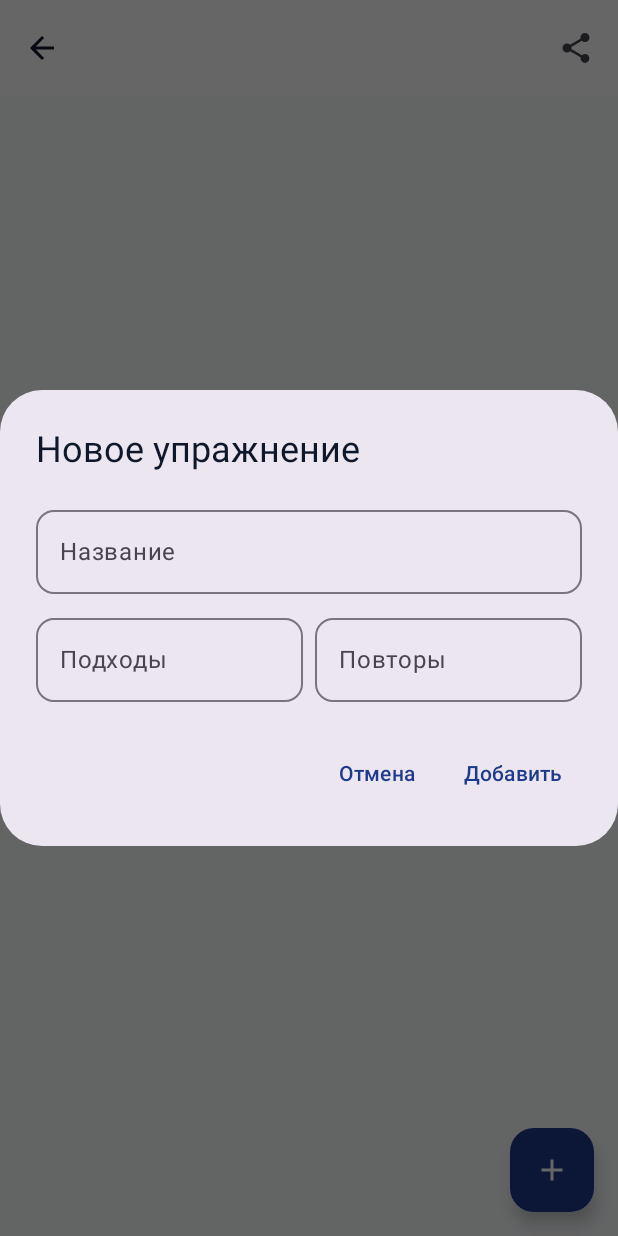
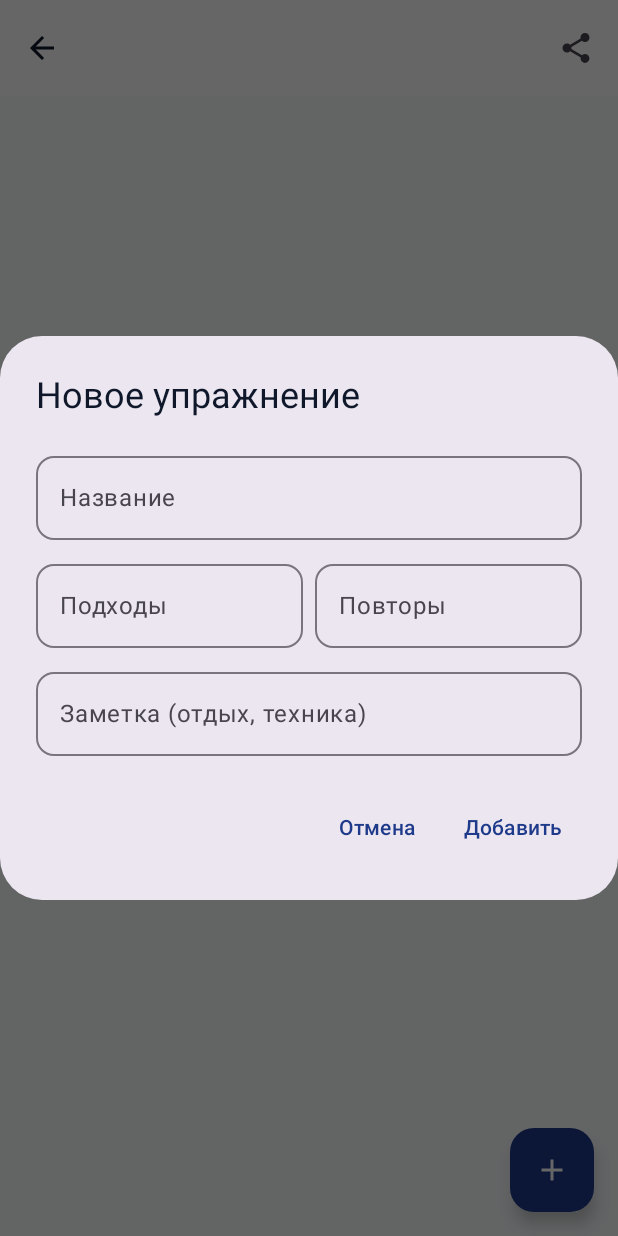
Before and after one commit to xrmstx/TrainerApp, an Android app built with Jetpack Compose: the composable WorkoutDetailScreen called with empty values, after a tap on "Добавить", on a phone screen of 412 x 824 dp. Run offline under Robolectric (Android 15) with nearby library versions, the phone set to English and light mode, and no system bars; our stand-ins replace Room's generated code.

Commit message:
Update WorkoutDetailScreen.kt

```diff
--- a/app/src/main/java/com/example/trainerapp/ui/screens/WorkoutDetailScreen.kt
+++ b/app/src/main/java/com/example/trainerapp/ui/screens/WorkoutDetailScreen.kt
@@ -35,17 +35,11 @@ class WorkoutDetailViewModel(application: Application, val workoutId: Long) : An
     private val _exercises = MutableStateFlow<List<TemplateExercise>>(emptyList())
     val exercises: StateFlow<List<TemplateExercise>> = _exercises.asStateFlow()
     private val _blockId = MutableStateFlow<Long?>(null)
-    val blockId: StateFlow<Long?> = _blockId.asStateFlow()
 
-    // ИСПРАВЛЕНИЕ БАГА: Сначала ищем существующий блок, если нет - создаем
     init {
         viewModelScope.launch {
             val existingBlock = dao.getBlockForWorkout(workoutId)
-            val id = if (existingBlock != null) {
-                existingBlock.id
-            } else {
-                dao.insertExerciseBlock(ExerciseBlock(workoutId = workoutId))
-            }
+            val id = if (existingBlock != null) existingBlock.id else dao.insertExerciseBlock(ExerciseBlock(workoutId = workoutId))
             _blockId.value = id
             dao.getExercisesForBlock(id).collectLatest { list -> _exercises.value = list }
         }
@@ -56,23 +50,27 @@ class WorkoutDetailViewModel(application: Application, val workoutId: Long) : An
     private val _exName = MutableStateFlow("")
     private val _exSets = MutableStateFlow("")
     private val _exReps = MutableStateFlow("")
+    private val _exNote = MutableStateFlow("")
     val exName: StateFlow<String> = _exName.asStateFlow()
     val exSets: StateFlow<String> = _exSets.asStateFlow()
     val exReps: StateFlow<String> = _exReps.asStateFlow()
+    val exNote: StateFlow<String> = _exNote.asStateFlow()
 
     fun onNameChange(name: String) { _exName.value = name }
     fun onSetsChange(sets: String) { _exSets.value = sets }
     fun onRepsChange(reps: String) { _exReps.value = reps }
-    fun toggleDialog() { _showDialog.value = !_showDialog.value; _exName.value = ""; _exSets.value = ""; _exReps.value = "" }
+    fun onNoteChange(note: String) { _exNote.value = note }
+    fun toggleDialog() { _showDialog.value = !_showDialog.value; _exName.value = ""; _exSets.value = ""; _exReps.value = ""; _exNote.value = "" }
 
     fun addExercise() {
         val name = _exName.value.trim()
         val sets = _exSets.value.trim().toIntOrNull() ?: 0
         val reps = _exReps.value.trim()
+        val note = _exNote.value.trim()
         val block = _blockId.value
         if (name.isNotEmpty() && sets > 0 && reps.isNotEmpty() && block != null) {
             viewModelScope.launch {
-                dao.insertTemplateExercise(TemplateExercise(blockId = block, exerciseName = name, order = _exercises.value.size + 1, targetSets = sets, targetReps = reps, targetWeight = null))
+                dao.insertTemplateExercise(TemplateExercise(blockId = block, exerciseName = name, order = _exercises.value.size + 1, targetSets = sets, targetReps = reps, targetWeight = null, note = note.ifEmpty { null }))
                 toggleDialog()
             }
         }
@@ -101,25 +99,21 @@ fun WorkoutDetailScreen(workoutId: Long, workoutName: String, onBackClick: () ->
     val exName by viewModel.exName.collectAsState()
     val exSets by viewModel.exSets.collectAsState()
     val exReps by viewModel.exReps.collectAsState()
+    val exNote by viewModel.exNote.collectAsState()
 
-    // Функция для формирования текста и шаринга
     fun shareWorkout() {
         val text = buildString {
             appendLine("🏋️ Тренировка: $workoutName")
             appendLine("")
             exercises.forEachIndexed { index, ex ->
                 appendLine("${index + 1}. ${ex.exerciseName} — ${ex.targetSets}x${ex.targetReps}")
+                if (ex.note != null) appendLine("   📝 ${ex.note}")
             }
             appendLine("")
             appendLine("💪 Хорошей тренировки!")
         }
-        val sendIntent = Intent().apply {
-            action = Intent.ACTION_SEND
-            putExtra(Intent.EXTRA_TEXT, text)
-            type = "text/plain"
-        }
-        val shareIntent = Intent.createChooser(sendIntent, "Поделиться планом")
-        context.startActivity(shareIntent)
+        val sendIntent = Intent().apply { action = Intent.ACTION_SEND; putExtra(Intent.EXTRA_TEXT, text); type = "text/plain" }
+        context.startActivity(Intent.createChooser(sendIntent, "Поделиться планом"))
     }
 
     if (showDialog) {
@@ -135,6 +129,8 @@ fun WorkoutDetailScreen(workoutId: Long, workoutName: String, onBackClick: () ->
                         Spacer(modifier = Modifier.width(8.dp))
                         OutlinedTextField(value = exReps, onValueChange = { viewModel.onRepsChange(it) }, label = { Text("Повторы") }, modifier = Modifier.weight(1f), shape = RoundedCornerShape(12.dp))
                     }
+                    Spacer(modifier = Modifier.height(8.dp))
+                    OutlinedTextField(value = exNote, onValueChange = { viewModel.onNoteChange(it) }, label = { Text("Заметка (отдых, техника)") }, modifier = Modifier.fillMaxWidth(), shape = RoundedCornerShape(12.dp))
                 }
             },
             confirmButton = { TextButton(onClick = { viewModel.addExercise() }) { Text("Добавить") } },
@@ -147,11 +143,7 @@ fun WorkoutDetailScreen(workoutId: Long, workoutName: String, onBackClick: () ->
             TopAppBar(
                 title = { Text(workoutName) },
                 navigationIcon = { IconButton(onClick = onBackClick) { Icon(Icons.Default.ArrowBack, contentDescription = "Назад") } },
-                actions = {
-                    IconButton(onClick = { shareWorkout() }) {
-                        Icon(Icons.Default.Share, contentDescription = "Поделиться")
-                    }
-                }
+                actions = { IconButton(onClick = { shareWorkout() }) { Icon(Icons.Default.Share, contentDescription = "Поделиться") } }
             )
         },
         floatingActionButton = {
@@ -176,6 +168,7 @@ fun WorkoutDetailScreen(workoutId: Long, workoutName: String, onBackClick: () ->
                             Column(modifier = Modifier.padding(16.dp)) {
                                 Text(ex.exerciseName, style = MaterialTheme.typography.titleMedium)
                                 Text("План: ${ex.targetSets} x ${ex.targetReps}", style = MaterialTheme.typography.bodyMedium, color = MaterialTheme.colorScheme.primary)
+                                if (ex.note != null) Text("📝 ${ex.note}", style = MaterialTheme.typography.bodySmall, color = MaterialTheme.colorScheme.onSurface.copy(alpha = 0.6f))
                             }
                         }
                     }
```
